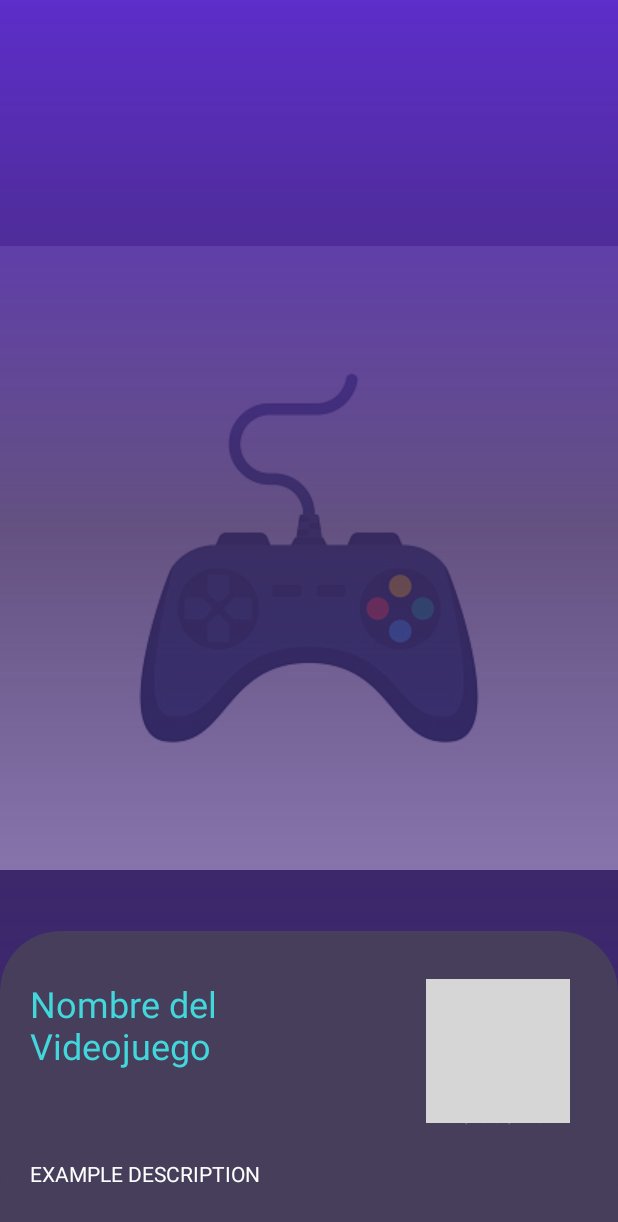
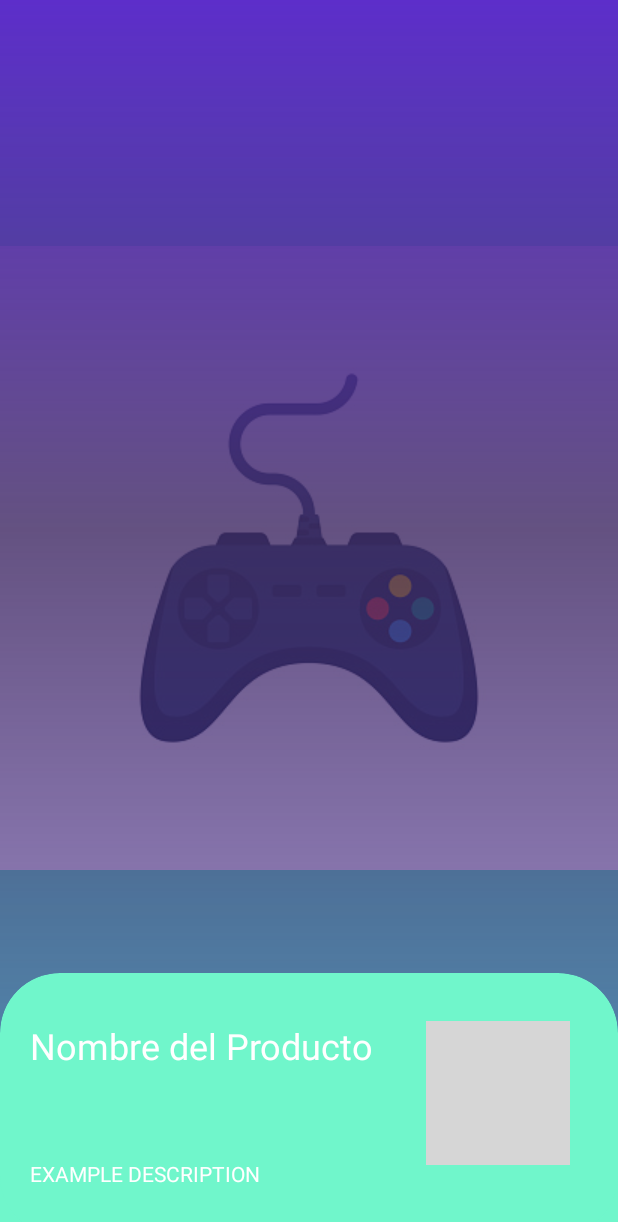
Before and after one commit to unclepete-20/CRUD_Pedro_Arriola_20188, an Android app: the DetailActivity screen opened directly, with no data from a screen before it, on a phone screen of 412 x 824 dp. Shown: the top 1222 px of the screen. Run offline under Robolectric (Android 15) with nearby library versions, the phone set to English and light mode, and no system bars; our stand-ins replace Firebase (no records; nobody signed in at launch, a user with empty details on screens opened directly); 2 statements that could not run were skipped; grey boxes are pictures that could not be loaded.

Commit message:
Version final de la app.

```diff
--- a/app/src/main/java/com/example/crud_pedro_arriola_20188/AddActivity.kt
+++ b/app/src/main/java/com/example/crud_pedro_arriola_20188/AddActivity.kt
@@ -34,12 +34,12 @@ class AddActivity : AppCompatActivity() {
             val videoGameReference : StorageReference = folder.child("img$key")
 
             if(fileUri==null){
-                val mVideoGame = VideoGame(name, date, price, description)
+                val mVideoGame = Products(name, date, price, description)
                 myRef.child(key).setValue(mVideoGame)
             } else {
                 videoGameReference.putFile(fileUri!!).addOnSuccessListener {
                     videoGameReference.downloadUrl.addOnSuccessListener { uri ->
-                        val mVideoGame = VideoGame(name, date, price, description, uri.toString())
+                        val mVideoGame = Products(name, date, price, description, uri.toString())
                         myRef.child(key).setValue(mVideoGame)
                     }
                 }
--- a/app/src/main/java/com/example/crud_pedro_arriola_20188/DetailActivity.kt
+++ b/app/src/main/java/com/example/crud_pedro_arriola_20188/DetailActivity.kt
@@ -31,7 +31,7 @@ class DetailActivity : AppCompatActivity() {
             @SuppressLint("SetTextI18n")
             override fun onDataChange(dataSnapshot: DataSnapshot) {
 
-                val mVideoGame:VideoGame? = dataSnapshot.getValue(VideoGame::class.java)
+                val mVideoGame:Products? = dataSnapshot.getValue(Products::class.java)
                 if (mVideoGame != null) {
                     bindingActivityDetail.nameTextView.text = mVideoGame.name.toString()
                     bindingActivityDetail.dateTextView.text = mVideoGame.date.toString()
--- a/app/src/main/res/drawable/ic_fab.xml
+++ b/app/src/main/res/drawable/ic_fab.xml
@@ -3,8 +3,8 @@
         <shape android:shape="oval">
             <gradient
                 android:angle="270"
-                android:startColor="#6516D5"
-                android:endColor="#8569C5" />
+                android:startColor="#52F3A8"
+                android:endColor="#2F9776" />
             <size
                 android:width="48dp"
                 android:height="48dp" />
--- a/app/src/main/res/layout/activity_main.xml
+++ b/app/src/main/res/layout/activity_main.xml
@@ -59,7 +59,7 @@
             android:layout_marginBottom="80dp"
             app:layoutManager="LinearLayoutManager"
             tools:context=".MainActivity"
-            tools:listitem="@layout/video_game_content">
+            tools:listitem="@layout/product_content">
 
         </androidx.recyclerview.widget.RecyclerView>
 
@@ -97,8 +97,8 @@
 
         app:layout_constraintEnd_toEndOf="parent"
         app:layout_constraintStart_toStartOf="parent"
-        app:srcCompat="@drawable/pngaaa_com_661438"
-        tools:layout_editor_absoluteY="32dp" />
+        app:srcCompat="@drawable/cart"
+        tools:layout_editor_absoluteY="16dp" />
 
 
 </androidx.constraintlayout.widget.ConstraintLayout>
--- a/app/src/main/res/layout/video_game_content.xml
+++ b/app/src/main/res/layout/product_content.xml
@@ -48,7 +48,7 @@
         android:layout_marginEnd="16dp"
         android:layout_marginRight="16dp"
         android:layout_marginTop="8dp"
-        android:fontFamily="sans-serif-light"
+        android:fontFamily="sans-serif"
         android:text="@string/name"
         android:textSize="20sp"
         android:textColor="@color/white"
@@ -88,7 +88,7 @@
             android:layout_height="match_parent"
             android:contentDescription="@string/all"
             android:scaleType="centerCrop"
-            app:srcCompat="@drawable/ori" />
+            app:srcCompat="@drawable/cart" />
 
         <View
             android:layout_width="wrap_content"
--- a/app/src/main/res/values/colors.xml
+++ b/app/src/main/res/values/colors.xml
@@ -3,11 +3,11 @@
     <color name="black_200">#777373</color>
     <color name="black_500">#303231</color>
     <color name="black_700">#FF000000</color>
-    <color name="orange_200">#ff43d7dc</color>
-    <color name="orange_500">#79DCF4</color>
-    <color name="plum_700">#463E5A</color>
-    <color name="purple_500">#663399</color>
+    <color name="orange_200">#F6F6F6</color>
+    <color name="orange_500">#E8E8E8</color>
+    <color name="plum_700">#70F6CB</color>
+    <color name="purple_500">#34E8AF</color>
     <color name="teal_200">#ff3cecb3</color>
-    <color name="teal_500">#ff43d7dc</color>
+    <color name="teal_500">#FFFFFF</color>
     <color name="white">#FFFFFF</color>
 </resources>
--- a/app/src/main/res/values/strings.xml
+++ b/app/src/main/res/values/strings.xml
@@ -1,9 +1,8 @@
 <resources>
     <string name="app_name">CRUD-Pedro-Arriola-20188</string>
-    <string name="title_main">Lista de videjuegos</string>
-    <string name="sub_title_main">Los mejores del 2021</string>
+    <string name="title_main">Lista de Productos</string>
     <string name="all">TODO</string>
-    <string name="name">Nombre del Videojuego</string>
+    <string name="name">Nombre del Producto</string>
     <string name="date">10 / 03 / 2021</string>
     <string name="price">40 Q</string>
     <string name="description">EXAMPLE DESCRIPTION</string>
--- a/app/src/main/res/values/themes.xml
+++ b/app/src/main/res/values/themes.xml
@@ -2,9 +2,9 @@
     <!-- Base application theme. -->
     <style name="Theme.Gamestore" parent="Theme.MaterialComponents.Light.NoActionBar">
         <!-- Primary brand color. -->
-        <item name="colorPrimary">@color/plum_700</item>
-        <item name="colorPrimaryVariant">@color/plum_700</item>
-        <item name="colorOnPrimary">@color/white</item>
+        <item name="colorPrimary">#8EFBD5</item>
+        <item name="colorPrimaryVariant">#13F393</item>
+        <item name="colorOnPrimary">#A1EDCC</item>
         <!-- Secondary brand color. -->
         <item name="colorSecondary">@color/orange_200</item>
         <item name="colorSecondaryVariant">@color/teal_200</item>
@@ -16,7 +16,7 @@
 
     <style name="Theme.DetailApplication" parent="Theme.MaterialComponents.Light.NoActionBar">
         <!-- Primary brand color. -->
-        <item name="colorPrimary">@color/plum_700</item>
+        <item name="colorPrimary">#47EDA0</item>
         <item name="colorPrimaryVariant">@color/purple_500</item>
         <item name="colorOnPrimary">@color/white</item>
         <!-- Secondary brand color. -->
```
Also changed, not shown: app/src/main/java/com/example/crud_pedro_arriola_20188/EditActivity.kt (+9 -9 lines), app/src/main/java/com/example/crud_pedro_arriola_20188/MainActivity.kt (+12 -13 lines), app/src/main/java/com/example/crud_pedro_arriola_20188/Products.kt (added, +7 -0 lines), app/src/main/java/com/example/crud_pedro_arriola_20188/VideoGame.kt (deleted, +0 -7 lines), app/src/main/res/drawable/cart.png (added).
